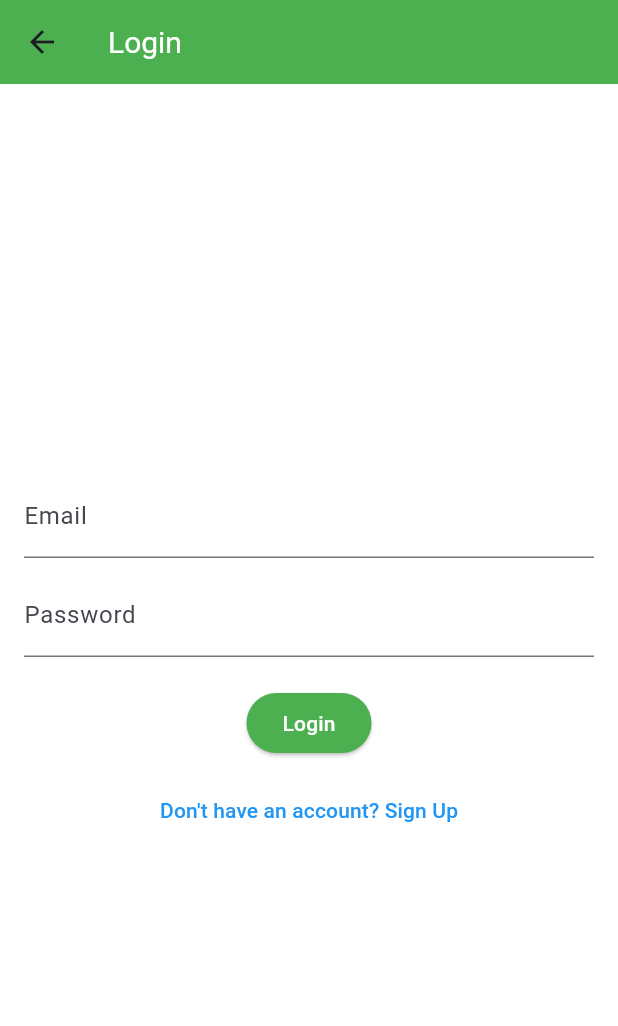
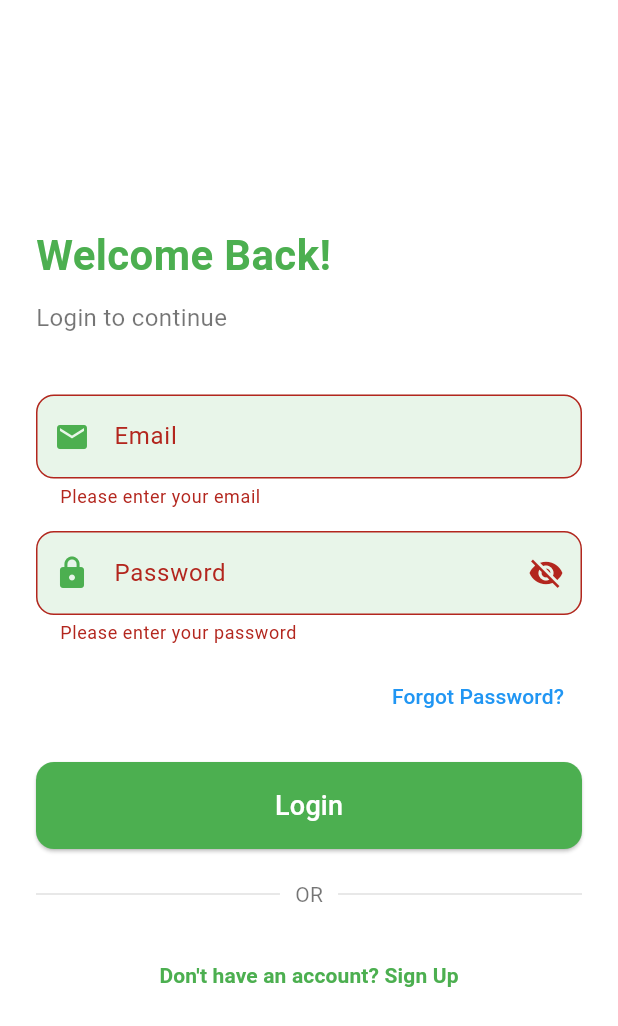
Before and after one commit to Pranavaaaa/NutriTrack, a Flutter app: the LoginPage screen opened by its route, after a tap on "Login", on a phone screen of 412 x 824 dp. Shown: the top 1026 px of the screen. Run offline on Flutter 3.47's test engine with Material 3 defaults, Android fonts, the phone set to English and light mode, and no system bars.

Commit message:
Updated login page with validation and UI improvements

```diff
--- a/lib/screens/login_screen.dart
+++ b/lib/screens/login_screen.dart
@@ -1,43 +1,161 @@
 import 'package:flutter/material.dart';
-import './signup_screen.dart'; // Import the signup page
+import 'signup_screen.dart';
 
-class LoginPage extends StatelessWidget {
+class LoginPage extends StatefulWidget {
+  @override
+  _LoginPageState createState() => _LoginPageState();
+}
+
+class _LoginPageState extends State<LoginPage> {
+  final _formKey = GlobalKey<FormState>(); // Form key for validation
+  final TextEditingController _emailController = TextEditingController();
+  final TextEditingController _passwordController = TextEditingController();
+  bool _isPasswordVisible = false; // Toggle for password visibility
+
   @override
   Widget build(BuildContext context) {
     return Scaffold(
-      appBar: AppBar(title: Text("Login")),
-      body: Padding(
-        padding: const EdgeInsets.all(16.0),
+      body: Center(
+        child: Padding(
+          padding: const EdgeInsets.symmetric(horizontal: 24.0),
+          child: Form(
+            key: _formKey, // Assigning form key
             child: Column(
               mainAxisAlignment: MainAxisAlignment.center,
+              crossAxisAlignment: CrossAxisAlignment.start,
               children: [
-            TextField(
-              decoration: InputDecoration(labelText: "Email"),
+                // Welcome Text
+                const Text(
+                  "Welcome Back!",
+                  style: TextStyle(fontSize: 28, fontWeight: FontWeight.bold, color: Colors.green),
+                ),
+                const SizedBox(height: 10),
+                const Text(
+                  "Login to continue",
+                  style: TextStyle(fontSize: 16, color: Colors.black54),
+                ),
+                const SizedBox(height: 40),
+
+                // Email Field with Validation
+                TextFormField(
+                  controller: _emailController,
+                  decoration: InputDecoration(
+                    labelText: "Email",
+                    prefixIcon: const Icon(Icons.email, color: Colors.green),
+                    border: OutlineInputBorder(borderRadius: BorderRadius.circular(12)),
+                    filled: true,
+                    fillColor: Colors.green.shade50,
+                  ),
                   keyboardType: TextInputType.emailAddress,
+                  validator: (value) {
+                    if (value == null || value.isEmpty) {
+                      return "Please enter your email";
+                    }
+                    final emailRegex = RegExp(r'^[a-zA-Z0-9._%+-]+@[a-zA-Z0-9.-]+\.[a-zA-Z]{2,}$');
+                    if (!emailRegex.hasMatch(value)) {
+                      return "Enter a valid email";
+                    }
+                    return null;
+                  },
                 ),
-            SizedBox(height: 10),
-            TextField(
-              decoration: InputDecoration(labelText: "Password"),
-              obscureText: true,
+                const SizedBox(height: 15),
+
+                // Password Field with Validation and Toggle Visibility
+                TextFormField(
+                  controller: _passwordController,
+                  decoration: InputDecoration(
+                    labelText: "Password",
+                    prefixIcon: const Icon(Icons.lock, color: Colors.green),
+                    suffixIcon: IconButton(
+                      icon: Icon(_isPasswordVisible ? Icons.visibility : Icons.visibility_off),
+                      onPressed: () {
+                        setState(() {
+                          _isPasswordVisible = !_isPasswordVisible;
+                        });
+                      },
                     ),
-            SizedBox(height: 20),
-            ElevatedButton(
+                    border: OutlineInputBorder(borderRadius: BorderRadius.circular(12)),
+                    filled: true,
+                    fillColor: Colors.green.shade50,
+                  ),
+                  obscureText: !_isPasswordVisible,
+                  validator: (value) {
+                    if (value == null || value.isEmpty) {
+                      return "Please enter your password";
+                    }
+                    if (value.length < 6) {
+                      return "Password must be at least 6 characters";
+                    }
+                    return null;
+                  },
+                ),
+                const SizedBox(height: 10),
+
+                // Forgot Password Button
+                Align(
+                  alignment: Alignment.centerRight,
+                  child: TextButton(
                     onPressed: () {
-                // Add login logic here
-              },
-              child: Text("Login"),
-            ),
-            SizedBox(height: 10),
-            TextButton(
-              onPressed: () {
-                Navigator.push(
-                  context,
-                  MaterialPageRoute(builder: (context) => SignUpPage()),
+                      ScaffoldMessenger.of(context).showSnackBar(
+                        SnackBar(content: Text("Forgot password? Feature coming soon!")),
                       );
                     },
-              child: Text("Don't have an account? Sign Up"),
+                    child: const Text("Forgot Password?", style: TextStyle(color: Colors.blue)),
+                  ),
+                ),
+                const SizedBox(height: 20),
+
+                // Login Button
+                SizedBox(
+                  width: double.infinity,
+                  child: ElevatedButton(
+                    onPressed: () {
+                      if (_formKey.currentState!.validate()) {
+                        ScaffoldMessenger.of(context).showSnackBar(
+                          const SnackBar(content: Text("Login Successful!")),
+                        );
+                        // Proceed with login functionality
+                      }
+                    },
+                    style: ElevatedButton.styleFrom(
+                      padding: const EdgeInsets.symmetric(vertical: 16),
+                      shape: RoundedRectangleBorder(borderRadius: BorderRadius.circular(12)),
+                      backgroundColor: Colors.green,
+                    ),
+                    child: const Text("Login", style: TextStyle(fontSize: 18, color: Colors.white)),
+                  ),
+                ),
+                const SizedBox(height: 20),
+
+                // Divider with OR
+                Row(
+                  mainAxisAlignment: MainAxisAlignment.center,
+                  children: [
+                    Expanded(child: Divider(thickness: 1, color: Colors.grey.shade300)),
+                    const Padding(
+                      padding: EdgeInsets.symmetric(horizontal: 10),
+                      child: Text("OR", style: TextStyle(color: Colors.black54)),
+                    ),
+                    Expanded(child: Divider(thickness: 1, color: Colors.grey.shade300)),
+                  ],
+                ),
+                const SizedBox(height: 20),
+
+                // Sign Up Navigation
+                Center(
+                  child: TextButton(
+                    onPressed: () {
+                      Navigator.push(context, MaterialPageRoute(builder: (context) => SignUpPage()));
+                    },
+                    child: const Text(
+                      "Don't have an account? Sign Up",
+                      style: TextStyle(color: Colors.green, fontWeight: FontWeight.bold),
+                    ),
+                  ),
                 ),
               ],
+            ),
+          ),
         ),
       ),
     );
--- a/lib/screens/signup_screen.dart
+++ b/lib/screens/signup_screen.dart
@@ -1,5 +1,5 @@
 import 'package:flutter/material.dart';
-import 'login_page.dart';
+import 'login_screen.dart';
 
 class SignUpPage extends StatefulWidget {
   const SignUpPage({super.key});
@@ -130,7 +130,8 @@ class _SignUpPageState extends State<SignUpPage> {
                 // Already have an account? Login
                 TextButton(
                   onPressed: () {
-                    Navigator.push(context, MaterialPageRoute(builder: (context) => const LoginPage()));
+                    Navigator.push(context, MaterialPageRoute(builder: (context) => LoginPage()));
+
                   },
                   child: const Text("Already have an account? Log in", style: TextStyle(color: Colors.green)),
                 ),
```
Lines whose indentation alone changed are shown as unchanged.
